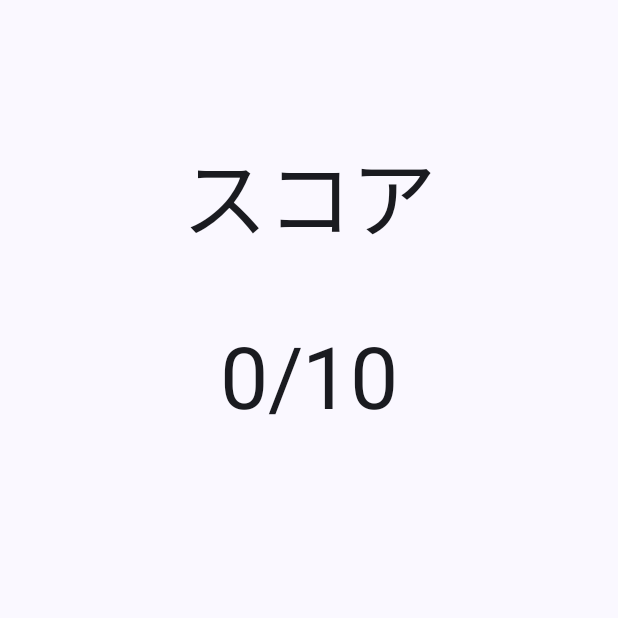
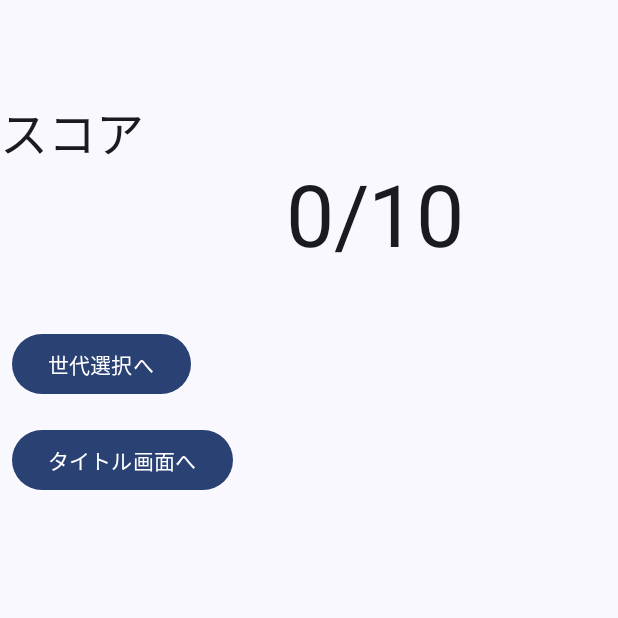
Before and after one commit to itc-s22002/Android2, an Android app built with Jetpack Compose: the result screen opened through its navigation route, on a phone screen of 412 x 824 dp, the top half of it. Run offline under Robolectric (Android 15) with nearby library versions, the light colour scheme and no system bars.

Commit message:
基礎的なのが終わった

```diff
--- a/PokemonSilhouetteQuiz/app/src/main/java/jp/ac/it_college/std/s22002/pokemonsilhouettequiz/result/Resultscene.kt
+++ b/PokemonSilhouetteQuiz/app/src/main/java/jp/ac/it_college/std/s22002/pokemonsilhouettequiz/result/Resultscene.kt
@@ -1,9 +1,11 @@
 package jp.ac.it_college.std.s22002.pokemonsilhouettequiz.result
 
 import androidx.compose.foundation.layout.Column
+import androidx.compose.foundation.layout.Spacer
 import androidx.compose.foundation.layout.fillMaxSize
 import androidx.compose.foundation.layout.fillMaxWidth
 import androidx.compose.foundation.layout.padding
+import androidx.compose.material3.Button
 import androidx.compose.material3.MaterialTheme
 import androidx.compose.material3.Surface
 import androidx.compose.material3.Text
@@ -18,36 +20,49 @@
 import jp.ac.it_college.std.s22002.pokemonsilhouettequiz.ui.theme.PokemonSilhouetteQuizTheme
 
 @Composable
-fun ResultScene
-            (
+fun ResultScene(
     result: Int,
-    modifier: Modifier = Modifier
-){
-    Surface (modifier){
-        Column(
-            modifier = Modifier.fillMaxWidth(),
-            horizontalAlignment = Alignment.CenterHorizontally
-        ) {
+    modifier: Modifier = Modifier,
+    onClickGenerationButton: () -> Unit = {},
+    onCLickTitleButton: () -> Unit = {},
+) {
+    Surface(modifier) {
+        Column {
+            // 見出し用のラベル
             Text(
                 text = stringResource(id = R.string.score),
-                textAlign = TextAlign.Center,
-                style = MaterialTheme.typography.displayLarge,
-                modifier = Modifier.padding(vertical = 24.dp)
+                style = MaterialTheme.typography.headlineLarge
             )
+            // 実際の点数
             Text(
                 text = stringResource(id = R.string.point, result),
-                textAlign = TextAlign.Center,
                 style = MaterialTheme.typography.displayLarge,
-                modifier = Modifier.padding(vertical = 24.dp)
+                textAlign = TextAlign.End,
+                modifier = Modifier.fillMaxWidth(0.75f)
             )
+            // ちょっと空間開ける
+            Spacer(modifier = Modifier.padding(vertical = 16.dp))
+            // 世代選択ボタン
+            Button(
+                onClick = onClickGenerationButton,
+                modifier = Modifier.padding(8.dp)
+            ) {
+                Text(text = stringResource(id = R.string.to_generation))
+            }
+            // タイトルへボタン
+            Button(
+                onClick = onCLickTitleButton,
+                modifier = Modifier.padding(8.dp)
+            ) {
+                Text(text = stringResource(id = R.string.to_title))
+            }
         }
     }
-
 }
 
 @Preview(showBackground = true, widthDp = 320)
 @Composable
-fun ResultScenePreview(){
+fun ResultScenePreview() {
     PokemonSilhouetteQuizTheme {
         ResultScene(
             result = 0,
--- a/PokemonSilhouetteQuiz/app/src/main/res/values/strings.xml
+++ b/PokemonSilhouetteQuiz/app/src/main/res/values/strings.xml
@@ -4,4 +4,7 @@
     <string name="score">スコア</string>
     <string name="point">%1$d/10</string>
     <string name="pleas_select_generation">ポケモンの世代を選んでください</string>
+    <string name="who">だーれだ?</string>
+    <string name="to_generation">世代選択へ</string>
+    <string name="to_title">タイトル画面へ</string>
 </resources>
```
Also changed, not shown: PokemonSilhouetteQuiz/app/src/main/java/jp/ac/it_college/std/s22002/pokemonsilhouettequiz/Navigation.kt (+98 -17 lines), PokemonSilhouetteQuiz/app/src/main/java/jp/ac/it_college/std/s22002/pokemonsilhouettequiz/quiz/QuizScene.kt (+22 -0 lines).
